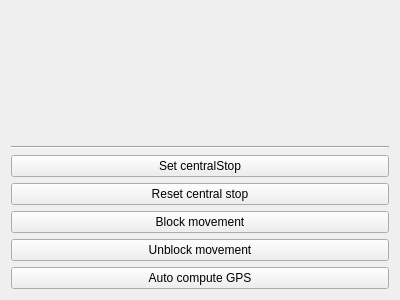
The window that mrvk_gui/ui/Widgets/MrvkDriver/MrvkDriver.ui (MatejBartosovic/mrvk_project) describes before a commit, drawn with Qt 5.
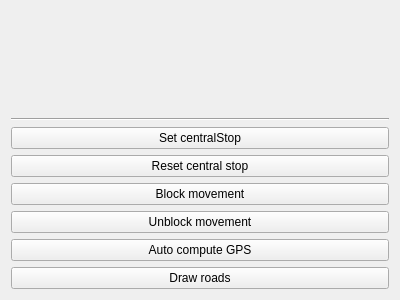
The same window after the commit. Custom widgets are drawn as their Qt base class.

Commit message: Draw roads button

Patch:
```diff
--- a/mrvk_gui/ui/Widgets/MrvkDriver/MrvkDriver.ui
+++ b/mrvk_gui/ui/Widgets/MrvkDriver/MrvkDriver.ui
@@ -63,6 +63,13 @@
      </property>
     </widget>
    </item>
+   <item>
+    <widget class="QPushButton" name="drawRoadsButton">
+     <property name="text">
+      <string>Draw roads</string>
+     </property>
+    </widget>
+   </item>
   </layout>
  </widget>
  <customwidgets>
```
The commit also changes 4 other files.
